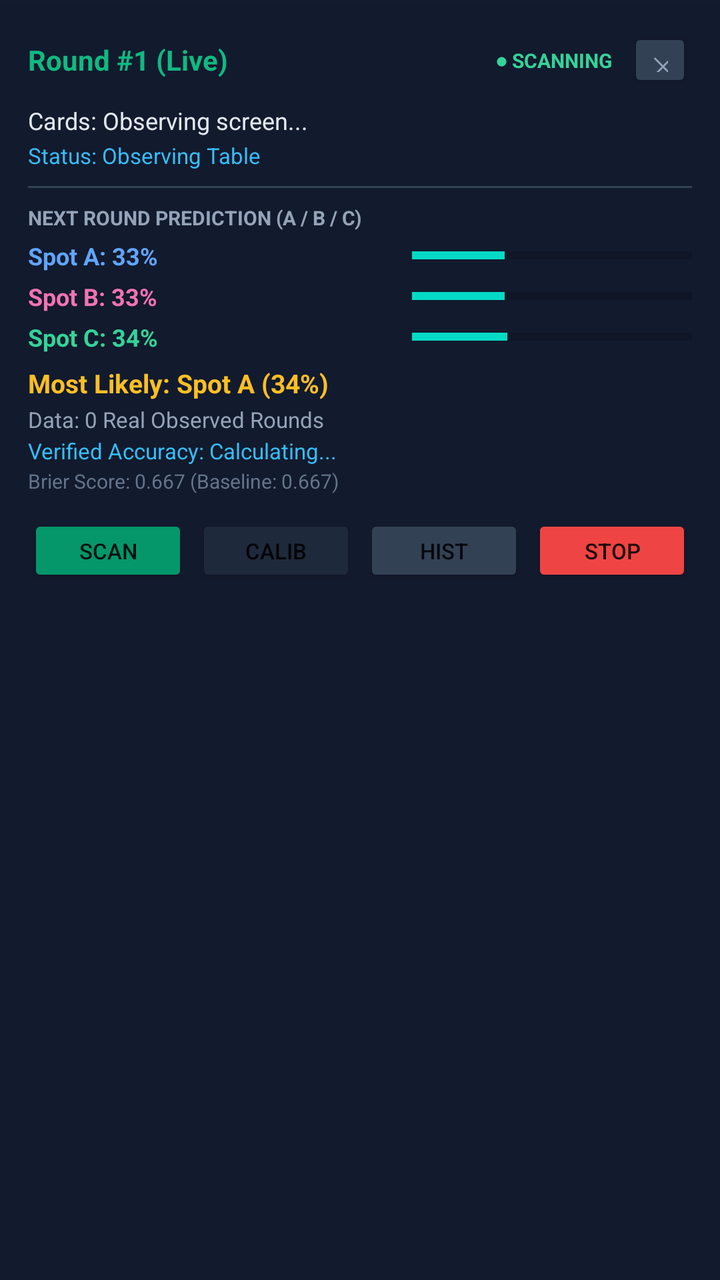
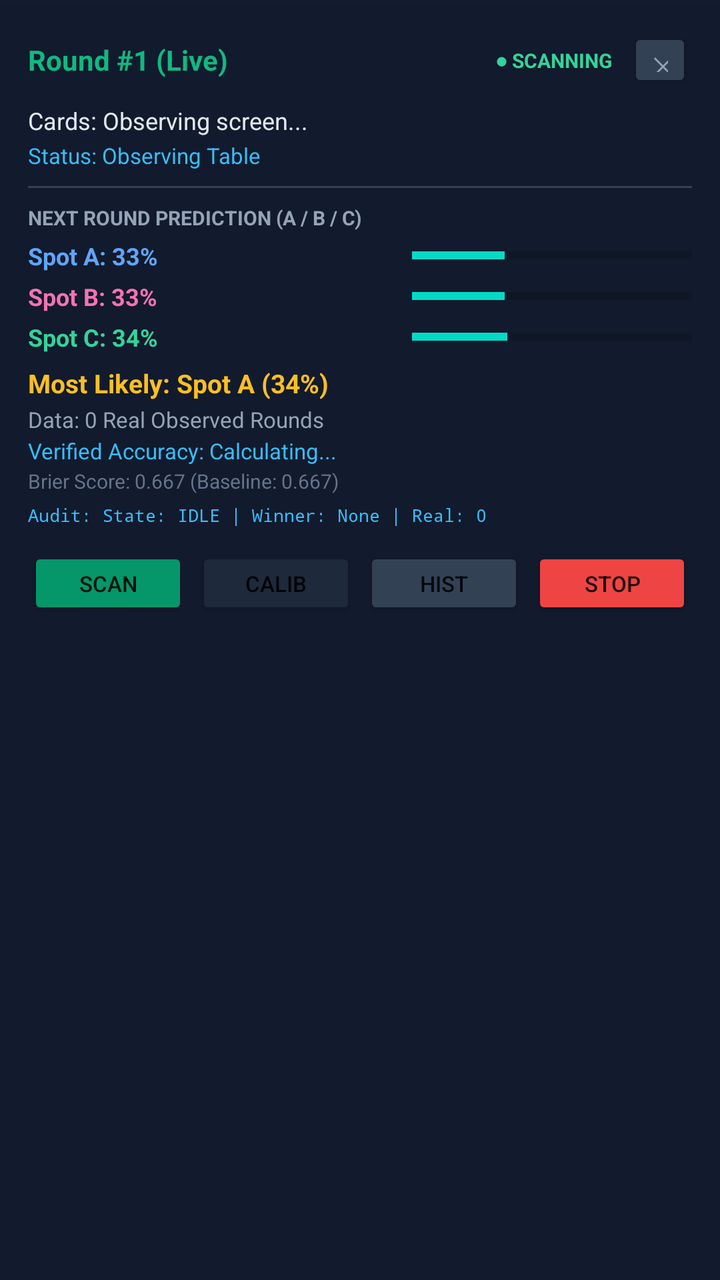

The first picture is an Android layout as it rendered before a commit; the second is the same layout after the commit. The layout source and the unified diff follow.
<!-- AndroidManifest.xml: application theme Theme.SceneBot -->
<!-- res/layout/layout_floating_scene_expanded.xml -->
<?xml version="1.0" encoding="utf-8"?>
<LinearLayout xmlns:android="http://schemas.android.com/apk/res/android"
    android:layout_width="290dp"
    android:layout_height="wrap_content"
    android:orientation="vertical"
    android:background="#FA0F172A"
    android:padding="14dp"
    android:elevation="12dp">

    
    <LinearLayout
        android:layout_width="match_parent"
        android:layout_height="wrap_content"
        android:orientation="horizontal"
        android:gravity="center_vertical">

        <TextView
            android:id="@+id/tv_round_count"
            android:layout_width="0dp"
            android:layout_weight="1"
            android:layout_height="wrap_content"
            android:text="Round #1 (Live)"
            android:textStyle="bold"
            android:textColor="#10B981"
            android:textSize="14sp" />

        <TextView
            android:id="@+id/tv_live_indicator"
            android:layout_width="wrap_content"
            android:layout_height="wrap_content"
            android:text="● SCANNING"
            android:textColor="#34D399"
            android:textSize="10sp"
            android:textStyle="bold"
            android:layout_marginEnd="8dp" />

        <Button
            android:id="@+id/btn_minimize"
            android:layout_width="32dp"
            android:layout_height="32dp"
            android:backgroundTint="#334155"
            android:text="✕"
            android:textColor="#94A3B8"
            android:textSize="12sp" />
    </LinearLayout>

    
    <TextView
        android:id="@+id/tv_current_cards"
        android:layout_width="match_parent"
        android:layout_height="wrap_content"
        android:text="Cards: Observing screen..."
        android:textColor="#E2E8F0"
        android:textSize="12sp"
        android:layout_marginTop="6dp" />

    <TextView
        android:id="@+id/tv_detection_status"
        android:layout_width="match_parent"
        android:layout_height="wrap_content"
        android:text="Status: Observing Table"
        android:textColor="#38BDF8"
        android:textSize="11sp"
        android:layout_marginTop="2dp" />

    
    <View
        android:layout_width="match_parent"
        android:layout_height="1dp"
        android:background="#334155"
        android:layout_marginTop="8dp"
        android:layout_marginBottom="8dp" />

    
    <TextView
        android:layout_width="match_parent"
        android:layout_height="wrap_content"
        android:text="NEXT ROUND PREDICTION (A / B / C)"
        android:textColor="#94A3B8"
        android:textSize="10sp"
        android:textStyle="bold" />

    
    <LinearLayout
        android:layout_width="match_parent"
        android:layout_height="wrap_content"
        android:orientation="vertical"
        android:layout_marginTop="4dp">

        <LinearLayout
            android:layout_width="match_parent"
            android:layout_height="wrap_content"
            android:orientation="horizontal"
            android:gravity="center_vertical">

            <TextView
                android:id="@+id/tv_possible_a"
                android:layout_width="0dp"
                android:layout_weight="1"
                android:layout_height="wrap_content"
                android:text="Spot A: 33%"
                android:textColor="#60A5FA"
                android:textSize="12sp"
                android:textStyle="bold" />

            <ProgressBar
                android:id="@+id/progress_a"
                style="?android:attr/progressBarStyleHorizontal"
                android:layout_width="140dp"
                android:layout_height="10dp"
                android:max="100"
                android:progress="33" />
        </LinearLayout>

        <LinearLayout
            android:layout_width="match_parent"
            android:layout_height="wrap_content"
            android:orientation="horizontal"
            android:gravity="center_vertical"
            android:layout_marginTop="4dp">

            <TextView
                android:id="@+id/tv_possible_b"
                android:layout_width="0dp"
                android:layout_weight="1"
                android:layout_height="wrap_content"
                android:text="Spot B: 33%"
                android:textColor="#F472B6"
                android:textSize="12sp"
                android:textStyle="bold" />

            <ProgressBar
                android:id="@+id/progress_b"
                style="?android:attr/progressBarStyleHorizontal"
                android:layout_width="140dp"
                android:layout_height="10dp"
                android:max="100"
                android:progress="33" />
        </LinearLayout>

        <LinearLayout
            android:layout_width="match_parent"
            android:layout_height="wrap_content"
            android:orientation="horizontal"
            android:gravity="center_vertical"
            android:layout_marginTop="4dp">

            <TextView
                android:id="@+id/tv_possible_c"
                android:layout_width="0dp"
                android:layout_weight="1"
                android:layout_height="wrap_content"
                android:text="Spot C: 34%"
                android:textColor="#34D399"
                android:textSize="12sp"
                android:textStyle="bold" />

            <ProgressBar
                android:id="@+id/progress_c"
                style="?android:attr/progressBarStyleHorizontal"
                android:layout_width="140dp"
                android:layout_height="10dp"
                android:max="100"
                android:progress="34" />
        </LinearLayout>
    </LinearLayout>

    
    <TextView
        android:id="@+id/tv_most_likely"
        android:layout_width="match_parent"
        android:layout_height="wrap_content"
        android:text="Most Likely: Spot A (34%)"
        android:textColor="#FBBF24"
        android:textStyle="bold"
        android:textSize="13sp"
        android:layout_marginTop="6dp" />

    
    <TextView
        android:id="@+id/tv_data_status"
        android:layout_width="match_parent"
        android:layout_height="wrap_content"
        android:text="Data: 0 Real Observed Rounds"
        android:textColor="#94A3B8"
        android:textSize="11sp"
        android:layout_marginTop="2dp" />

    <TextView
        android:id="@+id/tv_verified_accuracy"
        android:layout_width="match_parent"
        android:layout_height="wrap_content"
        android:text="Verified Accuracy: Calculating..."
        android:textColor="#38BDF8"
        android:textSize="11sp"
        android:layout_marginTop="1dp" />

    <TextView
        android:id="@+id/tv_brier_score"
        android:layout_width="match_parent"
        android:layout_height="wrap_content"
        android:text="Brier Score: 0.667 (Baseline: 0.667)"
        android:textColor="#64748B"
        android:textSize="10sp"
        android:layout_marginTop="1dp" />

    
    <LinearLayout
        android:layout_width="match_parent"
        android:layout_height="wrap_content"
        android:orientation="horizontal"
        android:layout_marginTop="10dp">

        <Button
            android:id="@+id/btn_scan"
            android:layout_width="0dp"
            android:layout_weight="1"
            android:layout_height="36dp"
            android:backgroundTint="#059669"
            android:text="SCAN"
            android:textSize="11sp" />

        <Button
            android:id="@+id/btn_calibrate"
            android:layout_width="0dp"
            android:layout_weight="1"
            android:layout_height="36dp"
            android:backgroundTint="#1E293B"
            android:text="CALIB"
            android:textSize="11sp"
            android:layout_marginStart="4dp" />

        <Button
            android:id="@+id/btn_history"
            android:layout_width="0dp"
            android:layout_weight="1"
            android:layout_height="36dp"
            android:backgroundTint="#334155"
            android:text="HIST"
            android:textSize="11sp"
            android:layout_marginStart="4dp" />

        <Button
            android:id="@+id/btn_stop"
            android:layout_width="0dp"
            android:layout_weight="1"
            android:layout_height="36dp"
            android:backgroundTint="#EF4444"
            android:text="STOP"
            android:textSize="11sp"
            android:layout_marginStart="4dp" />
    </LinearLayout>
</LinearLayout>
<!-- resources referenced by this layout -->
<resources>
  <style name="Theme.SceneBot" parent="Theme.MaterialComponents.DayNight.NoActionBar">
          <item name="colorPrimary">@color/primary</item>
          <item name="colorPrimaryVariant">@color/primary_dark</item>
          <item name="colorOnPrimary">@color/white</item>
      </style>
  <color name="primary">#4F46E5</color>
  <color name="primary_dark">#3730A3</color>
  <color name="white">#FFFFFF</color>
</resources>

<!-- the commit's change to res/layout/layout_floating_scene_expanded.xml (unified diff, before → after) -->
@@ -204,6 +204,16 @@
         android:textSize="10sp"
         android:layout_marginTop="1dp" />
 
+    <TextView
+        android:id="@+id/tv_debug_audit"
+        android:layout_width="match_parent"
+        android:layout_height="wrap_content"
+        android:text="Audit: State: IDLE | Winner: None | Real: 0"
+        android:textColor="#38BDF8"
+        android:textSize="9sp"
+        android:fontFamily="monospace"
+        android:layout_marginTop="4dp" />
+
     
     <LinearLayout
         android:layout_width="match_parent"
